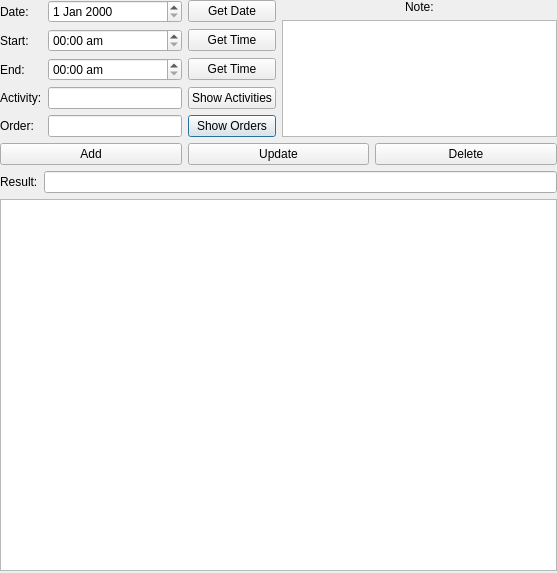
This is UI_RAW/Log.ui in GreenBeanio/Kimberly-s-Delicious-Dozen-Tracker as Qt 5 draws it before an edit. The edited form follows.
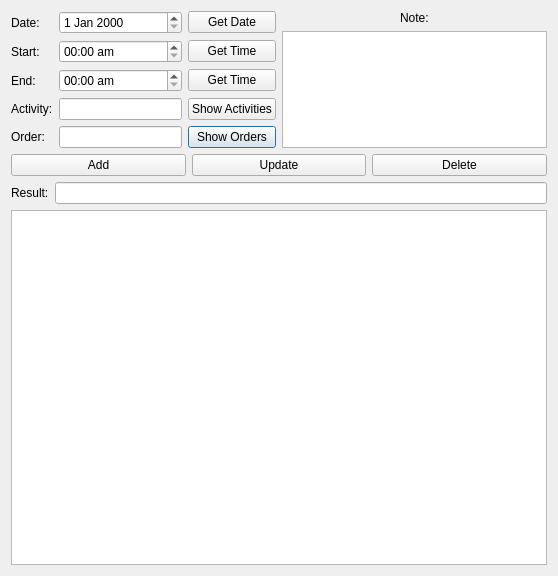
This is the edited form.

Commit message: Better Layouts

```diff
--- a/UI_RAW/Log.ui
+++ b/UI_RAW/Log.ui
@@ -6,8 +6,8 @@
    <rect>
     <x>0</x>
     <y>0</y>
-    <width>557</width>
-    <height>573</height>
+    <width>558</width>
+    <height>576</height>
    </rect>
   </property>
   <property name="windowTitle">
@@ -16,15 +16,8 @@
   <property name="sizeGripEnabled">
    <bool>false</bool>
   </property>
-  <widget class="QWidget" name="verticalLayoutWidget_3">
-   <property name="geometry">
-    <rect>
-     <x>0</x>
-     <y>0</y>
-     <width>557</width>
-     <height>571</height>
-    </rect>
-   </property>
+  <layout class="QGridLayout" name="gridLayout">
+   <item row="0" column="0">
    <layout class="QVBoxLayout" name="MainLayout" stretch="1,0,4">
     <item>
      <layout class="QHBoxLayout" name="InputLayout">
@@ -198,7 +191,8 @@
      <widget class="QTableView" name="LogTable"/>
     </item>
    </layout>
-  </widget>
+   </item>
+  </layout>
  </widget>
  <tabstops>
   <tabstop>DataSelect</tabstop>
```
Lines whose indentation alone changed are shown as unchanged. The commit also changes 13 other files.
